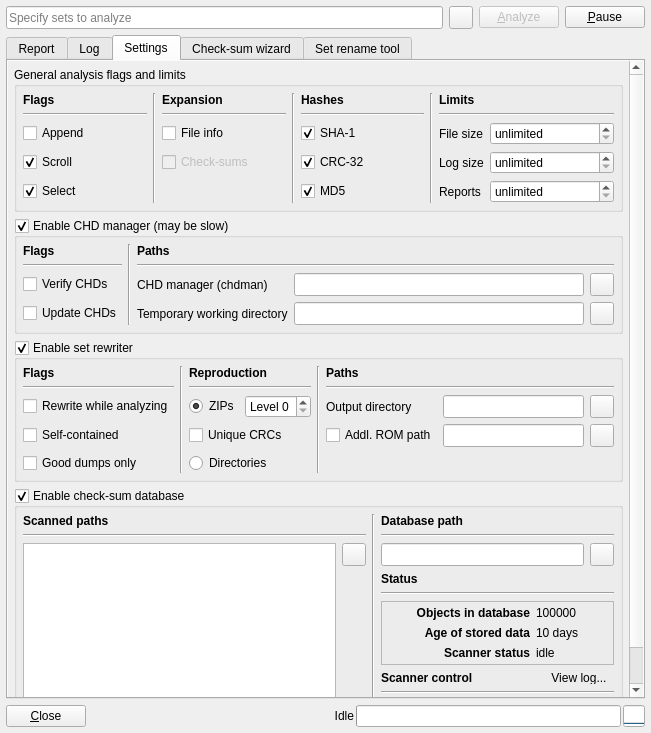
Qt form romalyzer.ui (qmc2/qmc2-mame-fe) before a commit.
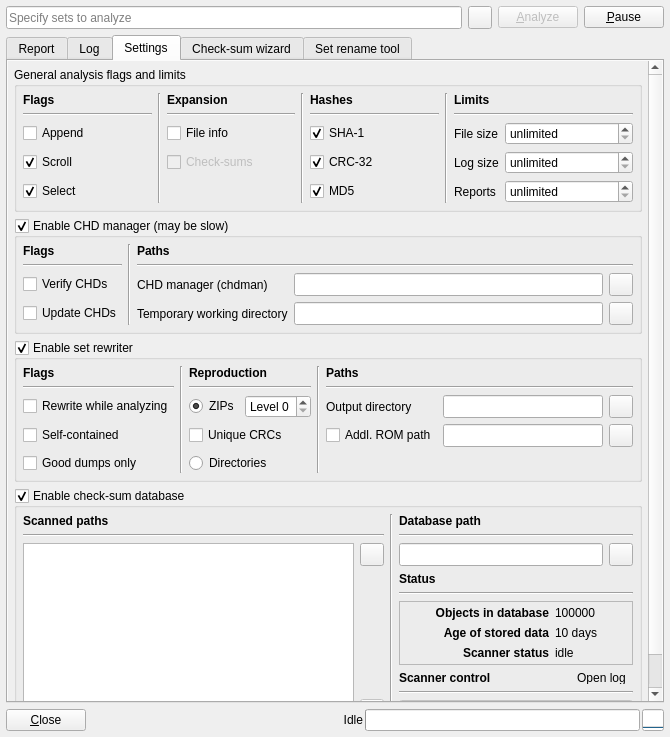
The same form after that commit. The open tabs and pages were chosen to show the change. Icons and pictures are not drawn.

```diff
--- a/romalyzer.ui
+++ b/romalyzer.ui
@@ -7,8 +7,8 @@
    <rect>
     <x>0</x>
     <y>0</y>
-    <width>651</width>
-    <height>733</height>
+    <width>670</width>
+    <height>737</height>
    </rect>
   </property>
   <property name="windowTitle">
@@ -302,7 +302,7 @@
       <attribute name="title">
        <string>Settings</string>
       </attribute>
-      <layout class="QGridLayout" name="gridLayoutSettings" rowstretch="0,0,0,0,0">
+      <layout class="QGridLayout" name="gridLayoutSettings">
        <property name="margin">
         <number>0</number>
        </property>
@@ -322,11 +322,11 @@
            <rect>
             <x>0</x>
             <y>0</y>
-            <width>635</width>
-            <height>637</height>
+            <width>654</width>
+            <height>641</height>
            </rect>
           </property>
-          <layout class="QGridLayout" name="gridLayoutScrollAreeaSettings">
+          <layout class="QGridLayout" name="gridLayoutScrollAreeaSettings" rowstretch="0,0,0,1,0">
            <item row="2" column="0">
             <widget class="QGroupBox" name="groupBoxSetRewriter">
              <property name="sizePolicy">
@@ -1188,7 +1188,7 @@
                    <string>View scanner log in separate window</string>
                   </property>
                   <property name="text">
-                   <string>View log...</string>
+                   <string>Open log</string>
                   </property>
                   <property name="toolButtonStyle">
                    <enum>Qt::ToolButtonTextOnly</enum>
@@ -1317,6 +1317,19 @@
              </layout>
             </widget>
            </item>
+           <item row="4" column="0">
+            <spacer name="verticalSpacer">
+             <property name="orientation">
+              <enum>Qt::Vertical</enum>
+             </property>
+             <property name="sizeHint" stdset="0">
+              <size>
+               <width>20</width>
+               <height>0</height>
+              </size>
+             </property>
+            </spacer>
+           </item>
           </layout>
          </widget>
         </widget>
```
Left out of the diff: 5 changed lines with no effect on the pictures.
